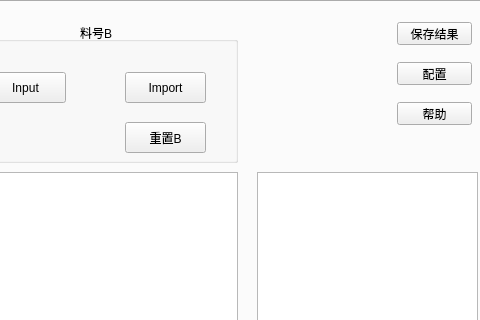
Before: the Qt Designer form ui/mainWindow.ui in naivete13sky/epvs, drawn with Qt 5; both pictures show x 699 to 1179 and y 0 to 320 of the 1179 by 860 pixel window.
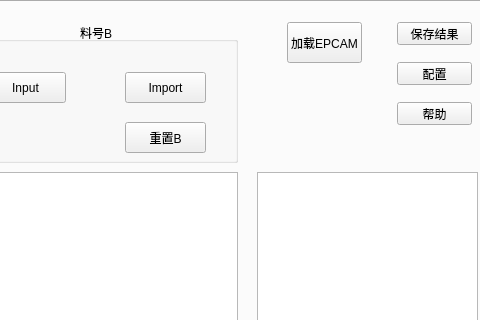
After: the same form once the commit is applied. The open tabs and pages were chosen to show the change.

Diff of the .ui file:
```diff
--- a/ui/mainWindow.ui
+++ b/ui/mainWindow.ui
@@ -413,6 +413,19 @@
        <string>帮助</string>
       </property>
      </widget>
+     <widget class="QPushButton" name="pushButtonLoadEPCAM">
+      <property name="geometry">
+       <rect>
+        <x>950</x>
+        <y>20</y>
+        <width>75</width>
+        <height>41</height>
+       </rect>
+      </property>
+      <property name="text">
+       <string>加载EPCAM</string>
+      </property>
+     </widget>
     </widget>
    </widget>
   </widget>
```
